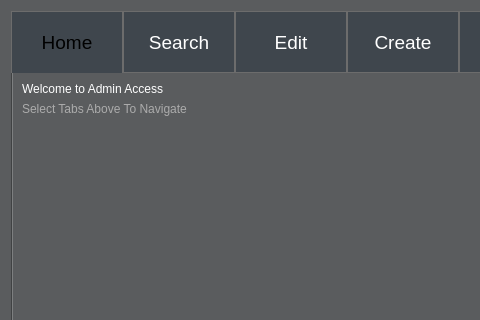
Capstone-RFID/Code, file ui/Admin_Level2_Access.ui: the form before one commit; both pictures show x 0 to 480 and y 0 to 320 of the 1105 by 641 pixel window.
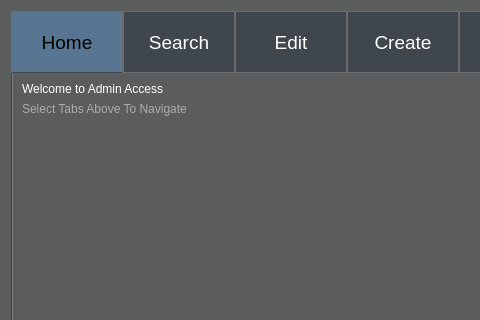
The form after the commit. The open tabs and pages were chosen to show the change.

```diff
--- a/ui/Admin_Level2_Access.ui
+++ b/ui/Admin_Level2_Access.ui
@@ -112,9 +112,8 @@
 }
 
 QTabBar::tab:selected, QTabBar::tab:hover {
-    background: qlineargradient(x1: 0, y1: 0, x2: 0, y2: 1,
-                                stop: 0 #fafafa, stop: 0.4 #f4f4f4,
-                                stop: 0.5 #6c6c6c, stop: 1.0 #fafafa);
+
+	background-color: #577590;
 }
 
 QTabBar::tab:selected {
```
Left out of the diff: 2 changed lines with no effect on the pictures.
